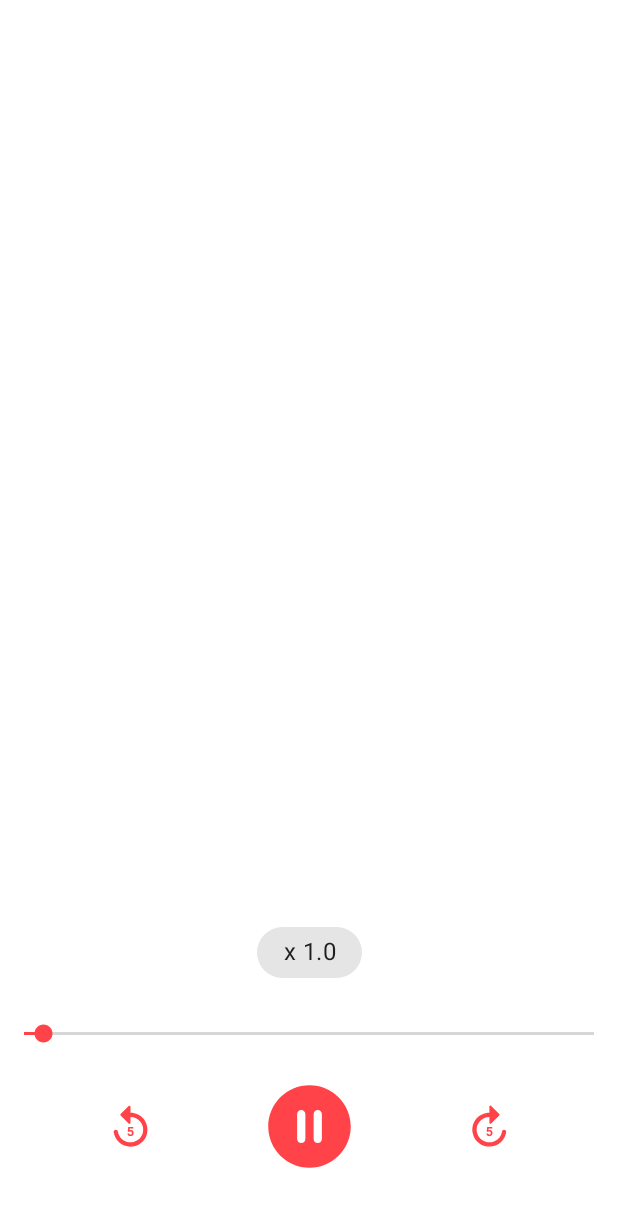
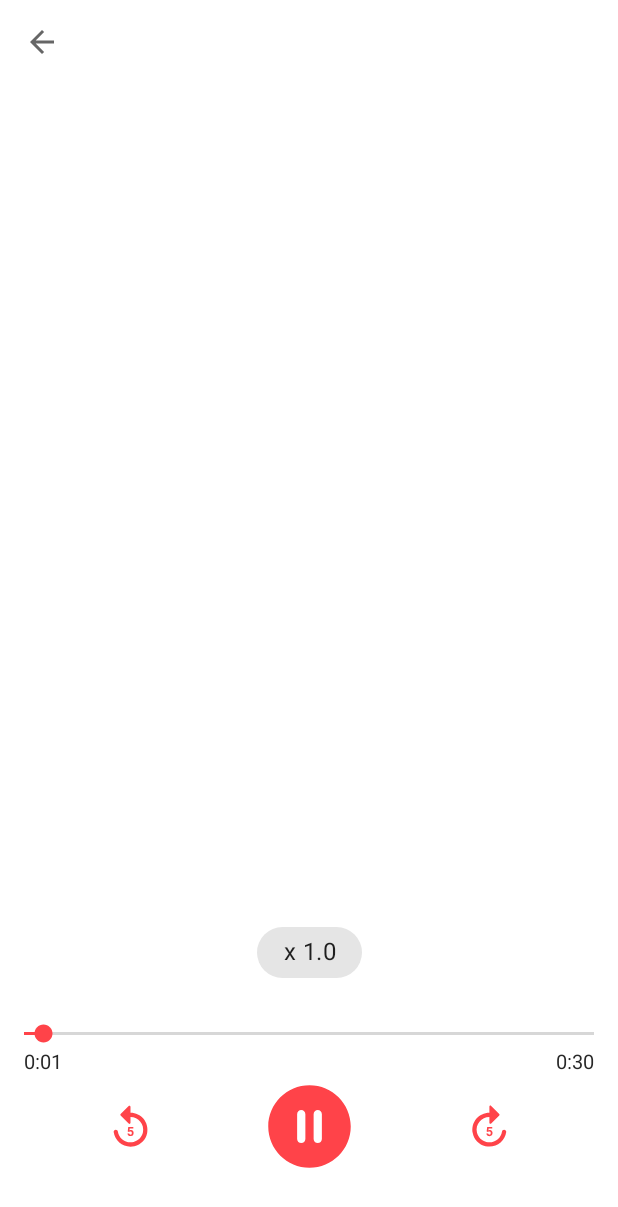
Before and after one commit to viktornikolov069/Audio-Recorder, an Android app: the AudioPlayerActivity screen opened directly, with no data from a screen before it, on a phone screen of 412 x 824 dp. Shown: the top 1207 px of the screen. Run offline under Robolectric (Android 15) with nearby library versions, the phone set to English and light mode, and no system bars; our stand-ins replace Room's generated code; 2 statements that could not run were skipped.

Commit message:
Added full functionality to the AudioPlayerActivity

```diff
--- a/app/src/main/java/com/example/audiorecorder/ui/AudioPlayerActivity.kt
+++ b/app/src/main/java/com/example/audiorecorder/ui/AudioPlayerActivity.kt
@@ -6,6 +6,8 @@ import androidx.appcompat.app.AppCompatActivity
 import android.os.Bundle
 import android.os.Handler
 import android.os.Looper
+import android.widget.SeekBar
+import android.widget.TextView
 import androidx.core.content.res.ResourcesCompat
 import androidx.room.Room
 import com.example.audiorecorder.R
@@ -14,6 +16,9 @@ import com.example.audiorecorder.db.AppDatabase
 import com.example.audiorecorder.db.AudioRecord
 import com.example.audiorecorder.utils.Constants
 import com.example.audiorecorder.utils.Constants.BUNDLE_AUDIO_RECORD_ID
+import com.google.android.material.appbar.MaterialToolbar
+import java.text.DecimalFormat
+import java.text.NumberFormat
 
 class AudioPlayerActivity : AppCompatActivity() {
 
@@ -34,7 +39,6 @@ class AudioPlayerActivity : AppCompatActivity() {
     /* Handler and Runnable */
     private lateinit var runnable: Runnable
     private lateinit var handler: Handler
-
 
     /* AudioRecord variables */
     private lateinit var record: AudioRecord
@@ -59,12 +63,26 @@ class AudioPlayerActivity : AppCompatActivity() {
         filename = appDB.audioRecordDao().getAll().find { it.id == id }!!.filename
         filePath = appDB.audioRecordDao().getAll().find { it.id == id }!!.filePath
 
+        /* Prepare toolbar */
+        binding.apply {
+            setSupportActionBar(mtToolbar)
+            supportActionBar?.setDisplayHomeAsUpEnabled(true)
+            supportActionBar?.setDisplayHomeAsUpEnabled(true)
+            mtToolbar.setNavigationOnClickListener {
+                onBackPressed()
+            }
+
+            tvFilename.text = filename
+        }
+
         /* Preparing MediaPlayer */
         mediaPlayer = MediaPlayer()
         mediaPlayer.apply {
             setDataSource(filePath)
             prepare()
         }
+
+        binding.tvTrackDuration.text = dateFormat(mediaPlayer.duration)
 
         /* The handler delays a task that will be executed by the MainLooper */
         handler = Handler(Looper.getMainLooper())
@@ -74,6 +92,7 @@ class AudioPlayerActivity : AppCompatActivity() {
         runnable = Runnable {
             binding.apply {
                 seekBar.progress = mediaPlayer.currentPosition
+                tvTrackProgress.text = dateFormat(mediaPlayer.currentPosition)
                 handler.postDelayed(runnable, delay)
             }
         }
@@ -88,7 +107,8 @@ class AudioPlayerActivity : AppCompatActivity() {
         binding.seekBar.max = mediaPlayer.duration
 
         mediaPlayer.setOnCompletionListener {
-            binding.btnPlay.background = ResourcesCompat.getDrawable(resources, R.drawable.ic_pause_circle, theme)
+            binding.btnPlay.background = ResourcesCompat.getDrawable(resources,
+                R.drawable.ic_play_circle, theme)
         }
 
         binding.apply {
@@ -110,20 +130,59 @@ class AudioPlayerActivity : AppCompatActivity() {
                 mediaPlayer.playbackParams = PlaybackParams().setSpeed(playBackSpeed)
                 chipSpeed.text = "x $playBackSpeed"
             }
+
+            /* Change seekBar position */
+            seekBar.setOnSeekBarChangeListener(object : SeekBar.OnSeekBarChangeListener {
+                override fun onProgressChanged(
+                    seekBar: SeekBar?,
+                    progress: Int,
+                    fromUser: Boolean
+                ) {
+                    if (fromUser) mediaPlayer.seekTo(progress)
+                }
+
+                override fun onStartTrackingTouch(seekBar: SeekBar?) {
+                }
+
+                override fun onStopTrackingTouch(seekBar: SeekBar?) {
+                }
+            })
         }
     }
 
+    /* --- Helper Functions --- */
+
     private fun playPausePlayer() {
-
         // Not playing
         if (!mediaPlayer.isPlaying) {
              mediaPlayer.start()
             binding.btnPlay.background = ResourcesCompat.getDrawable(resources, R.drawable.ic_pause_circle, theme)
-            handler.postDelayed(runnable, 0)
+            handler.postDelayed(runnable, delay)
         } else {
             mediaPlayer.pause()
             binding.btnPlay.background = ResourcesCompat.getDrawable(resources, R.drawable.ic_play_circle, theme)
             handler.removeCallbacks(runnable)
         }
     }
+
+    /* Goes back to the previous activity and stops the MediaPlayer */
+    override fun onBackPressed() {
+        super.onBackPressed()
+        mediaPlayer.stop()
+        mediaPlayer.release()
+        handler.removeCallbacks(runnable)
+    }
+
+    private fun dateFormat(duration: Int): String {
+        var durToSec = duration/1000 //ms to sec
+        var sec = durToSec % 60 // 6666sec % 60 = 6sec (extracting the seconds)
+        var min = (durToSec / 60) % 60 // 6666 / 60 = 111, 111 % 60 = 51 -> extracting the minutes
+        var hours = ((durToSec - min * 60) / 60 * 60 ).toInt()// extracting hours
+
+        val f: NumberFormat = DecimalFormat("00")
+        var str = "$min:${f.format(sec)}"
+
+        if (hours > 0) str = "$hours:$str"
+        return str
+    }
 }
--- a/app/src/main/res/layout/activity_audio_player.xml
+++ b/app/src/main/res/layout/activity_audio_player.xml
@@ -5,6 +5,22 @@
     android:layout_width="match_parent"
     android:layout_height="match_parent"
     tools:context=".ui.AudioPlayerActivity">
+
+    <com.google.android.material.appbar.MaterialToolbar
+        android:id="@+id/mtToolbar"
+        android:layout_width="match_parent"
+        android:layout_height="?actionBarSize"
+        app:layout_constraintTop_toTopOf="parent"
+        app:title=" ">
+
+        <TextView
+            android:id="@+id/tvFilename"
+            android:layout_width="match_parent"
+            android:layout_height="wrap_content"
+            android:textSize="20sp"
+            android:gravity="center"
+            android:layout_marginEnd="46dp"/>
+    </com.google.android.material.appbar.MaterialToolbar>
 
     <com.google.android.material.chip.Chip
         android:id="@+id/chipSpeed"
@@ -29,6 +45,26 @@
         app:layout_constraintBottom_toTopOf="@+id/constraintLayout"
         app:layout_constraintEnd_toEndOf="parent"
         app:layout_constraintStart_toStartOf="parent" />
+
+    <TextView
+        android:id="@+id/tvTrackProgress"
+        android:layout_width="wrap_content"
+        android:layout_height="wrap_content"
+        android:text="0:00"
+        android:textSize="13sp"
+        android:layout_marginStart="16dp"
+        app:layout_constraintTop_toBottomOf="@id/seekBar"
+        app:layout_constraintStart_toStartOf="parent"/>
+
+    <TextView
+        android:id="@+id/tvTrackDuration"
+        android:layout_width="wrap_content"
+        android:layout_height="wrap_content"
+        android:text="0:00"
+        android:textSize="13sp"
+        android:layout_marginEnd="16dp"
+        app:layout_constraintTop_toBottomOf="@id/seekBar"
+        app:layout_constraintEnd_toEndOf="parent"/>
 
     <androidx.constraintlayout.widget.ConstraintLayout
         android:id="@+id/constraintLayout"
```
